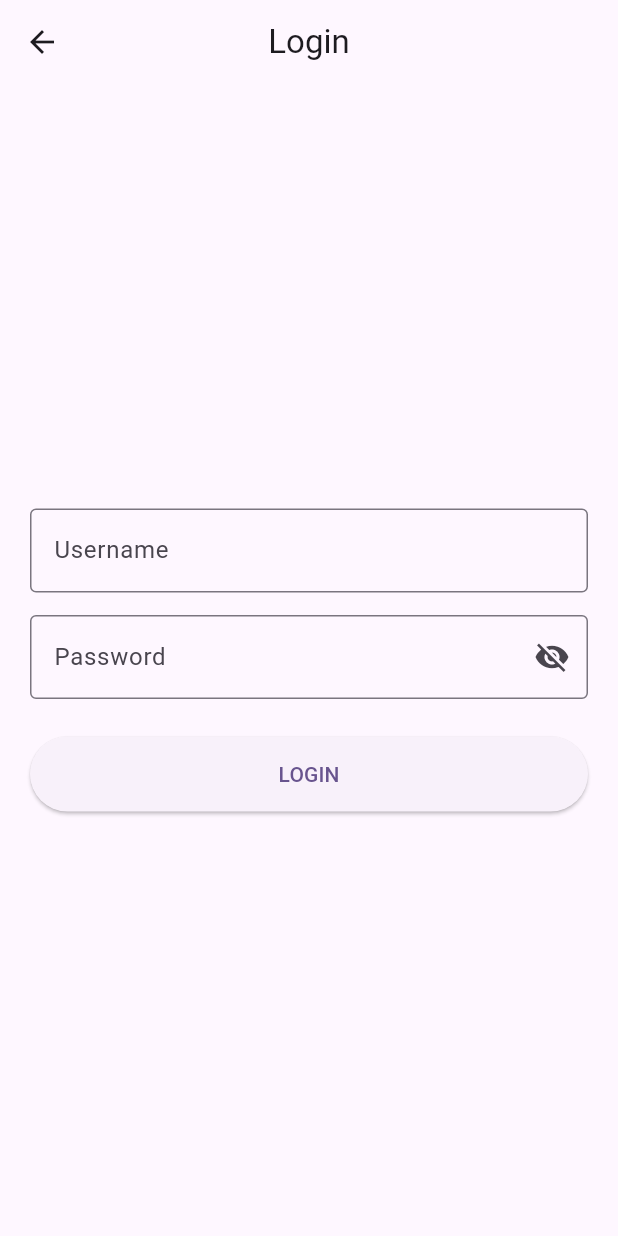
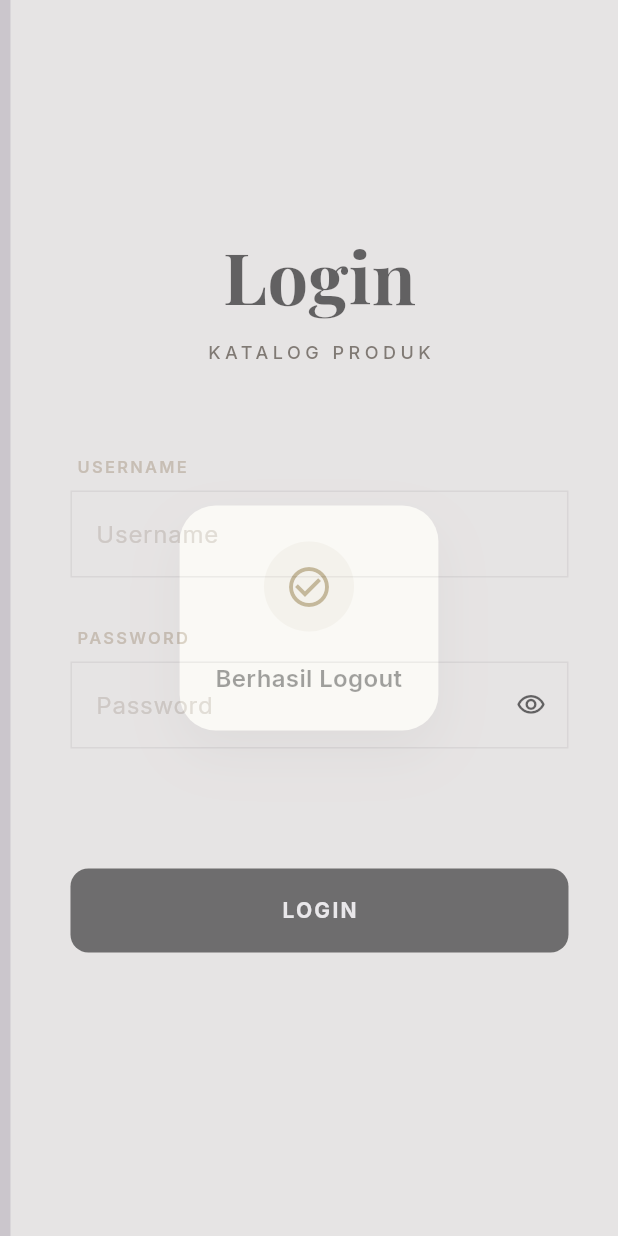
Before and after one commit to adamrizqi/tugas-api-pbm-2026, a Flutter app: the HomeScreen screen opened directly, after a tap on the "menu" icon, after a tap on "Logout", on a phone screen of 412 x 824 dp. Run offline on Flutter 3.47's test engine with Material 3 defaults, Android fonts, the phone set to English and light mode, and no system bars; our stand-ins replace flutter_secure_storage, google_fonts; accounts and stored records are empty; network calls fail.

Commit message:
update UI login

```diff
--- a/lib/screens/home_screen.dart
+++ b/lib/screens/home_screen.dart
@@ -41,10 +41,14 @@ class _HomeScreenState extends State<HomeScreen> {
   void _logout() async {
     await _storage.delete(key: 'token');
     if (mounted) {
-      Navigator.pushReplacement(
-        context,
-        MaterialPageRoute(builder: (context) => const LoginScreen()),
-      );
+      showCenterNotification(context, 'Berhasil Logout');
+      await Future.delayed(const Duration(milliseconds: 1000));
+      if (mounted) {
+        Navigator.pushReplacement(
+          context,
+          MaterialPageRoute(builder: (context) => const LoginScreen()),
+        );
+      }
     }
   }
 
--- a/lib/screens/login_screen.dart
+++ b/lib/screens/login_screen.dart
@@ -1,5 +1,6 @@
 import 'dart:convert';
 import 'package:flutter/material.dart';
+import 'package:google_fonts/google_fonts.dart';
 import 'package:http/http.dart' as http;
 import 'package:flutter_secure_storage/flutter_secure_storage.dart';
 import '../utils/notif_helper.dart';
@@ -20,6 +21,11 @@ class _LoginScreenState extends State<LoginScreen> {
   bool _isObscure = true;
 
   Future<void> _login() async {
+    if (_usernameController.text.isEmpty || _passwordController.text.isEmpty) {
+      showCenterNotification(context, 'Harap isi username dan password', isError: true);
+      return;
+    }
+
     setState(() {
       _isLoading = true;
     });
@@ -49,14 +55,17 @@ class _LoginScreenState extends State<LoginScreen> {
 
         if (mounted) {
           showCenterNotification(context, 'Login Berhasil');
+          await Future.delayed(const Duration(milliseconds: 1000));
+          if (mounted) {
             Navigator.pushReplacement(
               context,
               MaterialPageRoute(builder: (context) => const HomeScreen()),
             );
           }
+        }
       } else {
         if (mounted) {
-          showCenterNotification(context, 'Login Gagal, periksa NIM', isError: true);
+          showCenterNotification(context, 'Login Gagal, periksa NIM dan Password', isError: true);
         }
       }
     } catch (e) {
@@ -75,53 +84,135 @@ class _LoginScreenState extends State<LoginScreen> {
   @override
   Widget build(BuildContext context) {
     return Scaffold(
-      appBar: AppBar(
-        title: const Text('Login'),
-        centerTitle: true,
-      ),
-      body: Padding(
-        padding: const EdgeInsets.all(20.0),
+      backgroundColor: const Color(0xFFFAF9F5),
+      body: SafeArea(
+        child: Center(
+          child: SingleChildScrollView(
+            padding: const EdgeInsets.symmetric(horizontal: 40.0),
             child: Column(
               mainAxisAlignment: MainAxisAlignment.center,
               children: [
-            TextField(
-              controller: _usernameController,
-              decoration: const InputDecoration(
-                labelText: 'Username',
-                border: OutlineInputBorder(),
+                Text(
+                  'Login',
+                  style: GoogleFonts.playfairDisplay(
+                    fontSize: 48,
+                    fontWeight: FontWeight.w700,
+                    color: const Color(0xFF1B1C1A),
                   ),
                 ),
-            const SizedBox(height: 15),
-            TextField(
+                const SizedBox(height: 8),
+                Text(
+                  'KATALOG PRODUK',
+                  style: GoogleFonts.inter(
+                    fontSize: 12,
+                    fontWeight: FontWeight.w500,
+                    letterSpacing: 3.0,
+                    color: const Color(0xFF4E4639),
+                  ),
+                ),
+                const SizedBox(height: 60),
+
+                // Form Section
+                _buildLabel('USERNAME'),
+                _buildTextField(
+                  controller: _usernameController,
+                  hint: 'Username',
+                ),
+                const SizedBox(height: 32),
+                _buildLabel('PASSWORD'),
+                _buildTextField(
                   controller: _passwordController,
-              obscureText: _isObscure,
-              decoration: InputDecoration(
-                labelText: 'Password',
-                border: const OutlineInputBorder(),
-                suffixIcon: IconButton(
-                  icon: Icon(
-                    _isObscure ? Icons.visibility_off : Icons.visibility,
+                  hint: 'Password',
+                  isPassword: true,
                 ),
-                  onPressed: () {
-                    setState(() {
-                      _isObscure = !_isObscure;
-                    });
-                  },
+                const SizedBox(height: 80),
+
+                // Login Button
+                SizedBox(
+                  width: double.infinity,
+                  height: 56,
+                  child: ElevatedButton(
+                    onPressed: _isLoading ? null : _login,
+                    style: ElevatedButton.styleFrom(
+                      backgroundColor: const Color(0xFF2F312E),
+                      foregroundColor: Colors.white,
+                      shape: RoundedRectangleBorder(
+                        borderRadius: BorderRadius.circular(12),
+                      ),
+                      elevation: 0,
+                    ),
+                    child: _isLoading
+                      ? const SizedBox(
+                          height: 20,
+                          width: 20,
+                          child: CircularProgressIndicator(color: Colors.white, strokeWidth: 2),
+                        )
+                      : Text(
+                          'LOGIN',
+                          style: GoogleFonts.inter(
+                            fontSize: 14,
+                            fontWeight: FontWeight.w700,
+                            letterSpacing: 1.5,
                           ),
                         ),
                   ),
-            const SizedBox(height: 25),
-            SizedBox(
-              width: double.infinity,
-              height: 50,
-              child: ElevatedButton(
-                onPressed: _isLoading ? null : _login,
-                child: _isLoading
-                  ? const CircularProgressIndicator()
-                  : const Text('LOGIN'),
+                ),
+                const SizedBox(height: 40),
+              ],
             ),
           ),
-          ],
+        ),
+      ),
+    );
+  }
+
+  Widget _buildLabel(String text) {
+    return Align(
+      alignment: Alignment.centerLeft,
+      child: Padding(
+        padding: const EdgeInsets.only(left: 4, bottom: 8),
+        child: Text(
+          text,
+          style: GoogleFonts.inter(
+            fontSize: 11,
+            fontWeight: FontWeight.w600,
+            letterSpacing: 1.5,
+            color: const Color(0xFFC5B9A5),
+          ),
+        ),
+      ),
+    );
+  }
+
+  Widget _buildTextField({
+    required TextEditingController controller,
+    required String hint,
+    bool isPassword = false,
+  }) {
+    return Container(
+      decoration: BoxDecoration(
+        color: Colors.transparent,
+        border: Border.all(color: const Color(0xFFE3E2DF), width: 1),
+      ),
+      child: TextField(
+        controller: controller,
+        obscureText: isPassword ? _isObscure : false,
+        style: GoogleFonts.inter(color: const Color(0xFF1B1C1A), fontSize: 16),
+        decoration: InputDecoration(
+          hintText: hint,
+          hintStyle: GoogleFonts.inter(color: const Color(0xFFD1CBC1), fontSize: 16),
+          suffixIcon: isPassword
+            ? IconButton(
+                icon: Icon(
+                  _isObscure ? Icons.visibility_outlined : Icons.visibility_off_outlined,
+                  color: const Color(0xFF1B1C1A),
+                  size: 20,
+                ),
+                onPressed: () => setState(() => _isObscure = !_isObscure),
+              )
+            : null,
+          border: InputBorder.none,
+          contentPadding: const EdgeInsets.symmetric(horizontal: 16, vertical: 16),
         ),
       ),
     );
--- a/lib/utils/notif_helper.dart
+++ b/lib/utils/notif_helper.dart
@@ -1,77 +1,78 @@
 import 'package:flutter/material.dart';
+import 'package:google_fonts/google_fonts.dart';
 import 'dart:ui';
 
 void showCenterNotification(BuildContext context, String message, {bool isError = false}) {
   showDialog(
     context: context,
-    barrierColor: Colors.black.withOpacity(0.1),
+    barrierColor: Colors.black.withOpacity(0.2),
     barrierDismissible: false,
-    builder: (context) {
-      Future.delayed(const Duration(milliseconds: 1500), () {
-        if (Navigator.canPop(context)) {
-          Navigator.pop(context);
+    builder: (dialogContext) {
+      // Auto dismiss
+      Future.delayed(const Duration(milliseconds: 1800), () {
+        if (Navigator.canPop(dialogContext)) {
+          Navigator.pop(dialogContext);
         }
       });
 
       return Center(
         child: TweenAnimationBuilder<double>(
-          duration: const Duration(milliseconds: 300),
-          tween: Tween(begin: 0.8, end: 1.0),
+          duration: const Duration(milliseconds: 400),
+          tween: Tween(begin: 0.0, end: 1.0),
           curve: Curves.easeOutBack,
           builder: (context, value, child) {
-            return Transform.scale(
-              scale: value,
-              child: Opacity(
-                opacity: (value - 0.8) / 0.2,
+            return Opacity(
+              opacity: value.clamp(0.0, 1.0),
+              child: Transform.scale(
+                scale: 0.9 + (0.1 * value),
                 child: child,
               ),
             );
           },
           child: Material(
             color: Colors.transparent,
-            child: ClipRRect(
-              borderRadius: BorderRadius.circular(20),
-              child: BackdropFilter(
-                filter: ImageFilter.blur(sigmaX: 10, sigmaY: 10),
             child: Container(
-                  padding: const EdgeInsets.symmetric(horizontal: 30, vertical: 20),
+              margin: const EdgeInsets.symmetric(horizontal: 40),
+              padding: const EdgeInsets.symmetric(horizontal: 24, vertical: 24),
               decoration: BoxDecoration(
-                    color: (isError ? Colors.redAccent : Colors.green).withOpacity(0.8),
-                    borderRadius: BorderRadius.circular(20),
-                    border: Border.all(
-                      color: Colors.white.withOpacity(0.2),
-                      width: 1.5,
-                    ),
+                color: const Color(0xFFFAF9F5),
+                borderRadius: BorderRadius.circular(24),
                 boxShadow: [
                   BoxShadow(
                     color: Colors.black.withOpacity(0.1),
-                        blurRadius: 20,
-                        offset: const Offset(0, 10),
+                    blurRadius: 30,
+                    offset: const Offset(0, 15),
                   ),
                 ],
               ),
               child: Column(
                 mainAxisSize: MainAxisSize.min,
                 children: [
-                      Icon(
+                  Container(
+                    width: 60,
+                    height: 60,
+                    decoration: BoxDecoration(
+                      color: (isError ? const Color(0xFFBA1A1A) : const Color(0xFF775A19)).withOpacity(0.1),
+                      shape: BoxShape.circle,
+                    ),
+                    child: Icon(
                       isError ? Icons.error_outline : Icons.check_circle_outline,
-                        color: Colors.white,
-                        size: 40,
+                      color: isError ? const Color(0xFFBA1A1A) : const Color(0xFF775A19),
+                      size: 32,
                     ),
-                      const SizedBox(height: 12),
+                  ),
+                  const SizedBox(height: 20),
                   Text(
                     message,
                     textAlign: TextAlign.center,
-                        style: const TextStyle(
-                          color: Colors.white,
+                    style: GoogleFonts.inter(
+                      color: const Color(0xFF1B1C1A),
                       fontSize: 16,
                       fontWeight: FontWeight.w600,
-                          letterSpacing: 0.5,
+                      height: 1.4,
                     ),
                   ),
                 ],
-                  ),
-                ),
               ),
             ),
           ),
```
Lines whose indentation alone changed are shown as unchanged.
